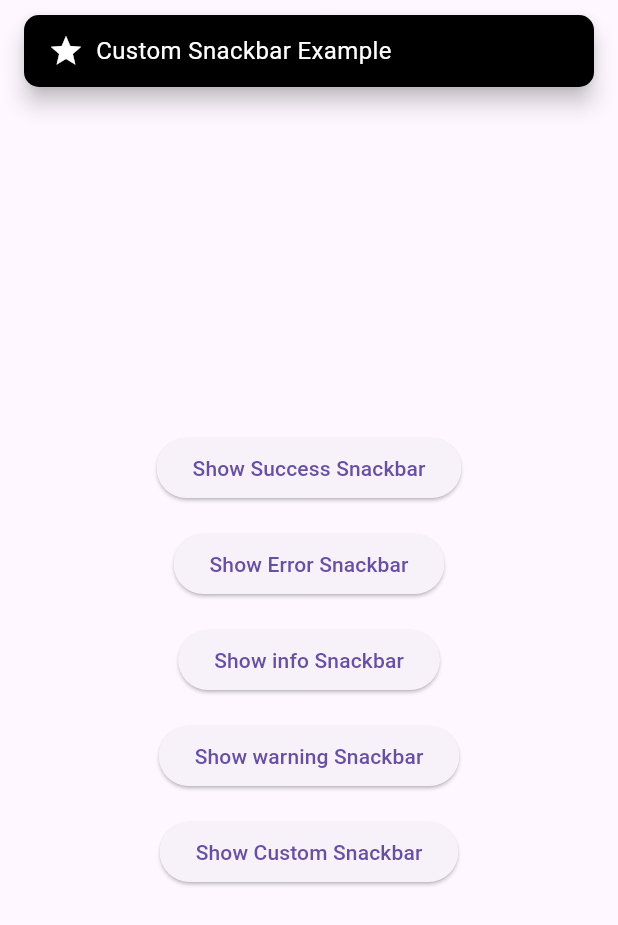
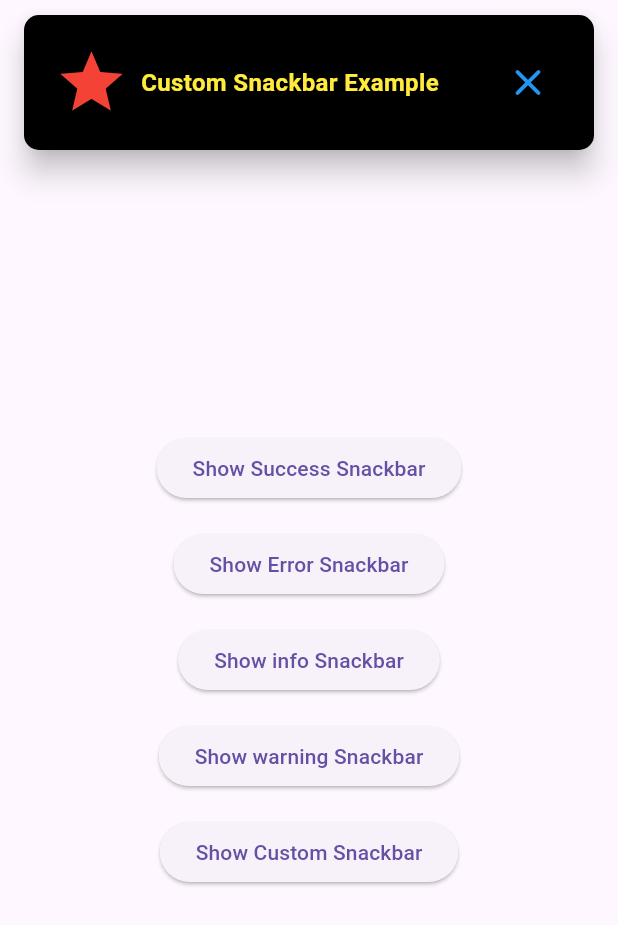
Before and after one commit to AbishekAB21/flutter_top_snackbar, a Flutter app: the screen it shows after launch, after a tap on "Show Custom Snackbar", on a phone screen of 412 x 824 dp. Shown: the top 925 px of the screen. Run offline on Flutter 3.47's test engine with Material 3 defaults, Android fonts, the phone set to English and light mode, and no system bars.

Commit message:
more customization options added

```diff
--- a/example/lib/main.dart
+++ b/example/lib/main.dart
@@ -75,11 +75,23 @@ class SnackbarDemo extends StatelessWidget {
               FlutterTopSnackbar.show(
                 context,
                 'Custom Snackbar Example',
+                messageFontstyle: TextStyle(
+                  fontSize: 16,
+                  color: Colors.yellow,
+                  fontWeight: FontWeight.bold,
+                ),
+                padding: EdgeInsets.all(20.0),
+                elevation: 8,
                 customBackgroundColor: Colors.black,
                 customIcon: Icons.star,
+                customIconColor: Colors.red,
+                customIconSize: 50.0,
                 animationType: AnimationTypes.fade,
                 dismissible: true,
-                dismissDirection: DismissDirection.horizontal
+                dismissDirection: DismissDirection.horizontal,
+                showCloseButton: true,
+                closeButtonColor: Colors.blue,
+                closeButtonSize: 30.0
               );
             },
             child: const Text('Show Custom Snackbar'),
--- a/lib/flutter_top_snackbar.dart
+++ b/lib/flutter_top_snackbar.dart
@@ -6,7 +6,6 @@ import 'package:flutter_top_snackbar/src/flutter_top_snackbar_widget.dart';
 import 'package:flutter_top_snackbar/src/theme.dart';
 
 export 'src/animation_type.dart';
-
 
 /// A utility class to show a snackbar from the top of the screen.
 class FlutterTopSnackbar {
@@ -29,7 +28,13 @@ class FlutterTopSnackbar {
     bool dismissible = false,
     AnimationTypes animationType = AnimationTypes.slideFromTop,
     SnackBarAction? action,
-    DismissDirection? dismissDirection  = DismissDirection.up,
+    DismissDirection? dismissDirection = DismissDirection.up,
+    TextStyle? messageFontstyle,
+    Color? customIconColor,
+    double? customIconSize,
+    bool showCloseButton = true,
+    Color? closeButtonColor,
+    double? closeButtonSize,
   }) {
     final overlay = Overlay.of(context);
     late OverlayEntry overlayEntry;
@@ -41,8 +46,7 @@ class FlutterTopSnackbar {
     );
 
     overlayEntry = OverlayEntry(
-      builder:
-          (context) => FlutterTopSnackbarWidget(
+      builder: (context) => FlutterTopSnackbarWidget(
         message: message,
         duration: duration,
         onDismissed: () => overlayEntry.remove(),
@@ -52,10 +56,19 @@ class FlutterTopSnackbar {
         dismissible: dismissible,
         dismissDirection: dismissDirection,
         action: action,
+        messageFontstyle: messageFontstyle,
+        padding: padding,
+        elevation: elevation,
+        customIconColor: customIconColor,
+        customIconSize: customIconSize,
+        showCloseButton: showCloseButton,
+        closeButtonColor: closeButtonColor,
+        closeButtonSize: closeButtonSize,
       ),
     );
 
     overlay.insert(overlayEntry);
+
   }
 
   // Success
--- a/lib/src/flutter_top_snackbar_widget.dart
+++ b/lib/src/flutter_top_snackbar_widget.dart
@@ -6,6 +6,7 @@ import 'package:flutter_top_snackbar/src/animation_type.dart';
 
 class FlutterTopSnackbarWidget extends StatefulWidget {
   final String message;
+  final TextStyle? messageFontstyle;
   final Duration duration;
   final VoidCallback onDismissed;
   final FlutterTopSnackbarTheme snackbarTheme;
@@ -16,10 +17,16 @@ class FlutterTopSnackbarWidget extends StatefulWidget {
   final AnimationTypes animationType;
   final SnackBarAction? action;
   final DismissDirection? dismissDirection;
+  final Color? customIconColor;
+  final double? customIconSize;
+  final bool showCloseButton;
+  final Color? closeButtonColor;
+  final double? closeButtonSize;
 
   const FlutterTopSnackbarWidget({
     super.key,
     required this.message,
+    this.messageFontstyle,
     required this.duration,
     required this.onDismissed,
     required this.snackbarTheme,
@@ -30,6 +37,11 @@ class FlutterTopSnackbarWidget extends StatefulWidget {
     this.animationType = AnimationTypes.slideFromTop,
     this.action,
     this.dismissDirection,
+    this.customIconColor,
+    this.customIconSize,
+    required this.showCloseButton,
+    this.closeButtonColor,
+    this.closeButtonSize,
   });
 
   @override
@@ -115,6 +127,7 @@ class _FlutterTopSnackbarWidgetState extends State<FlutterTopSnackbarWidget>
   @override
   Widget build(BuildContext context) {
     // Snackbar UI
+    final defaultTextStyle = const TextStyle(color: Colors.white, fontSize: 16);
     final content = Material(
       elevation: widget.elevation,
       borderRadius: BorderRadius.circular(widget.borderRadius),
@@ -122,22 +135,35 @@ class _FlutterTopSnackbarWidgetState extends State<FlutterTopSnackbarWidget>
       child: Padding(
         padding: widget.padding,
         child: Row(
-          mainAxisSize: MainAxisSize.min,
+          mainAxisSize: MainAxisSize.max,
           children: [
             if (widget.snackbarTheme.icon != null) ...[
               Icon(
                 widget.snackbarTheme.icon,
-                color: widget.snackbarTheme.textStyle.color,
+                color: widget.customIconColor ??
+                    (widget.messageFontstyle ?? defaultTextStyle).color,
+                size: widget.customIconSize ?? 20.0,
               ),
               const SizedBox(width: 8),
             ],
             Expanded(
               child: Text(
                 widget.message,
-                style: widget.snackbarTheme.textStyle,
+                style: widget.messageFontstyle ?? defaultTextStyle,
               ),
             ),
             if (widget.action != null) widget.action!,
+            if (widget.showCloseButton) ...[
+              IconButton(
+                onPressed: widget.onDismissed,
+                icon: Icon(
+                  Icons.close_rounded,
+                  size: widget.closeButtonSize ?? 20.0,
+                ),
+                color: widget.closeButtonColor ??
+                    (widget.messageFontstyle ?? defaultTextStyle).color,
+              )
+            ]
           ],
         ),
       ),
--- a/lib/src/theme.dart
+++ b/lib/src/theme.dart
@@ -3,12 +3,10 @@ import 'package:flutter/material.dart';
 class FlutterTopSnackbarTheme {
   final Color backgroundColor;
   final IconData? icon;
-  final TextStyle textStyle;
 
   const FlutterTopSnackbarTheme({
     required this.backgroundColor,
     this.icon,
-    this.textStyle = const TextStyle(color: Colors.white, fontSize: 16),
   });
 
   // Success
```
Also changed, not shown: example/pubspec.lock. Lines whose indentation alone changed are shown as unchanged.
